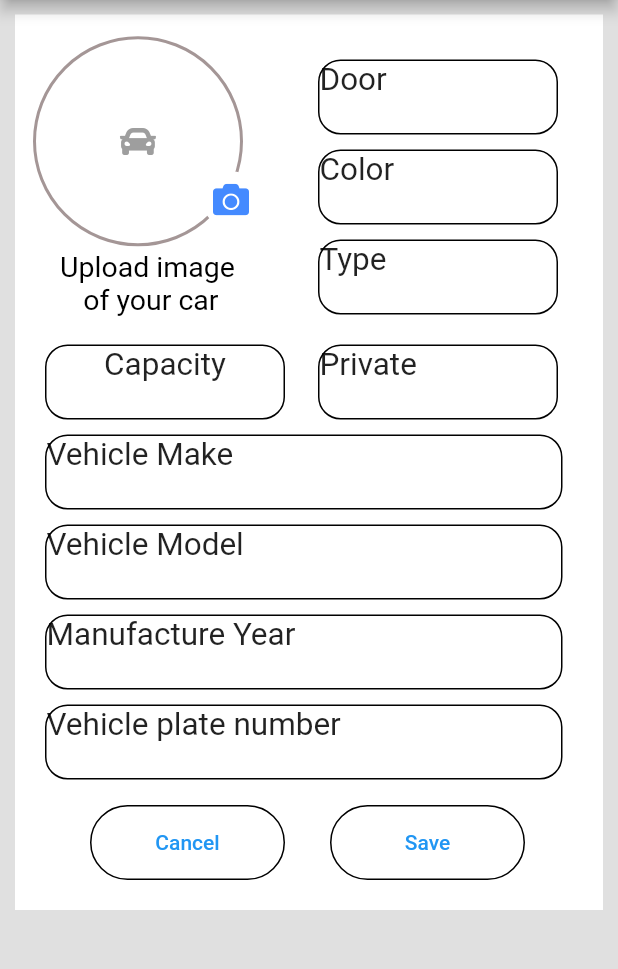
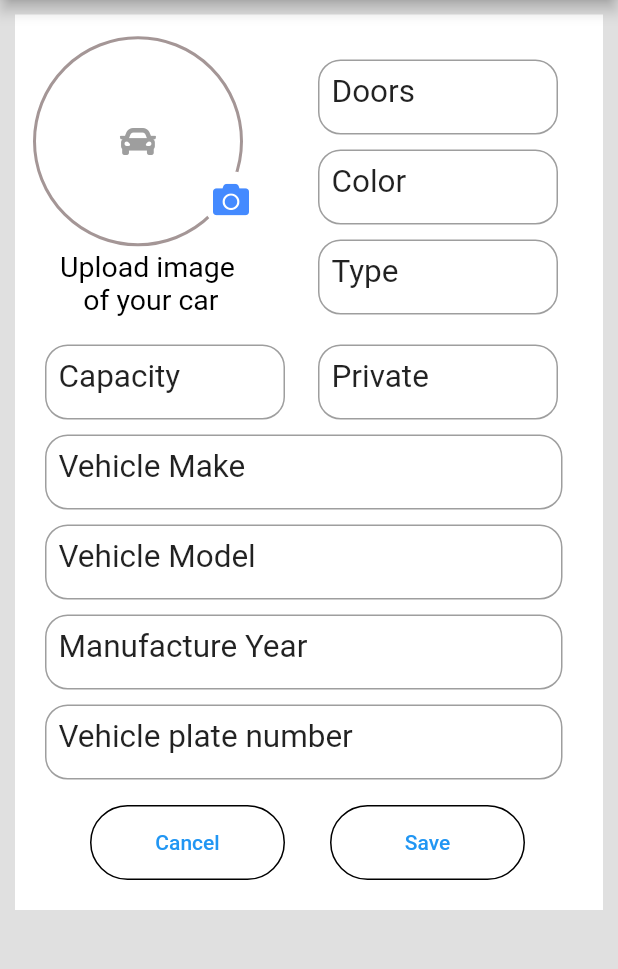
Before and after one commit to kest-cloud/DriversSettingsFLut, a Flutter app: the screen it shows after launch, on a phone screen of 412 x 824 dp, the part 206-1175 px from its top. Run offline on Flutter 3.47's test engine with Material 2 defaults, Android fonts, the phone set to English and light mode, and no system bars; our stand-ins replace bloc, flutter_bloc, font_awesome_flutter, image_picker.

Commit message:
doen with designs o

```diff
--- a/lib/UI/widgets/stackGen.dart
+++ b/lib/UI/widgets/stackGen.dart
@@ -2,8 +2,10 @@
 
 import 'package:flutter/material.dart';
 import 'package:flutter/rendering.dart';
+import 'package:flutter_bloc/flutter_bloc.dart';
 import 'package:font_awesome_flutter/font_awesome_flutter.dart';
 import 'package:settings/UI/widgets/widgetChoice.dart';
+import 'package:settings/cubit/settings_cubit.dart';
 import 'package:settings/functions/functions.dart';
 import 'package:settings/functions/showDialog.dart';
 
@@ -19,6 +21,7 @@ class _StackClassState extends State<StackClass> {
 
   @override
   Widget build(BuildContext context) {
+    return BlocBuilder<SettingsCubit, SettingsState>(builder: (context, state) {
       return Padding(
         padding: const EdgeInsets.fromLTRB(0, 0, 0, 70),
         child: Container(
@@ -46,7 +49,7 @@ class _StackClassState extends State<StackClass> {
                       ),
                       shape: BoxShape.circle,
                     ),
-                  child: decideImageView(), //image,
+                    child: decideImageView(),
                   ),
                 ),
               ),
@@ -112,7 +115,10 @@ class _StackClassState extends State<StackClass> {
                     onTap: () {
                       showDoorDialog(context);
                     },
-                  child: decideDoorView()),
+                    child: Padding(
+                      padding: const EdgeInsets.all(8.0),
+                      child: decideDoorView(),
+                    )),
               ),
               StackPosRight(
                 right: 30,
@@ -121,9 +127,12 @@ class _StackClassState extends State<StackClass> {
                   onTap: () {
                     showColorDialog(context);
                   },
-                child: const Text(
+                  child: const Padding(
+                    padding: EdgeInsets.all(8.0),
+                    child: Text(
                       "Color",
                       style: TextStyle(fontSize: 21),
+                    ),
                   ),
                 ),
               ),
@@ -134,9 +143,12 @@ class _StackClassState extends State<StackClass> {
                   onTap: () {
                     showTypeDialog(context);
                   },
+                  child: const Padding(
+                    padding: const EdgeInsets.all(8.0),
                     child: const Text(
                       "Type",
                       style: TextStyle(fontSize: 21),
+                    ),
                   ),
                 ),
               ),
@@ -151,7 +163,7 @@ class _StackClassState extends State<StackClass> {
                         decoration: BoxDecoration(
                           color: Colors.white,
                           border: Border.all(
-                          color: Colors.black,
+                            color: Colors.grey,
                             width: 1,
                           ),
                           borderRadius: BorderRadius.circular(
@@ -162,10 +174,12 @@ class _StackClassState extends State<StackClass> {
                           onTap: () {
                             showCapacityDialog(context);
                           },
+                          child: const Padding(
+                            padding: const EdgeInsets.all(8.0),
                             child: const Text(
                               "Capacity",
                               style: TextStyle(fontSize: 21),
-                          textAlign: TextAlign.center,
+                            ),
                           ),
                         ),
                       ),
@@ -176,7 +190,7 @@ class _StackClassState extends State<StackClass> {
                         decoration: BoxDecoration(
                           color: Colors.white,
                           border: Border.all(
-                          color: Colors.black,
+                            color: Colors.grey,
                             width: 1,
                           ),
                           borderRadius: BorderRadius.circular(
@@ -187,9 +201,12 @@ class _StackClassState extends State<StackClass> {
                           onTap: () {
                             showModeDialog(context);
                           },
+                          child: const Padding(
+                            padding: const EdgeInsets.all(8.0),
                             child: const Text(
                               "Private",
                               style: TextStyle(fontSize: 21),
+                            ),
                           ),
                         ),
                       ),
@@ -204,10 +221,12 @@ class _StackClassState extends State<StackClass> {
                   onTap: () {
                     showVehMakeDialog(context);
                   },
+                  child: const Padding(
+                      padding: const EdgeInsets.all(8.0),
                       child: const Text(
                         "Vehicle Make",
                         style: TextStyle(fontSize: 21),
-                ),
+                      )),
                 ),
               ),
               StackPos(
@@ -219,10 +238,13 @@ class _StackClassState extends State<StackClass> {
                     onTap: () {
                       showVehModelDialog(context);
                     },
+                    child: const Padding(
+                      padding: const EdgeInsets.all(8.0),
                       child: const Text(
                         "Vehicle Model",
                         style: TextStyle(fontSize: 21),
                         textAlign: TextAlign.left,
+                      ),
                     ),
                   )),
               StackPos(
@@ -234,9 +256,12 @@ class _StackClassState extends State<StackClass> {
                     onTap: () {
                       showMFYDialog(context);
                     },
+                    child: const Padding(
+                      padding: const EdgeInsets.all(8.0),
                       child: const Text(
                         "Manufacture Year",
                         style: TextStyle(fontSize: 21),
+                      ),
                     ),
                   )),
               StackPos(
@@ -248,9 +273,12 @@ class _StackClassState extends State<StackClass> {
                     onTap: () {
                       showVehPlateNumDialog(context);
                     },
+                    child: const Padding(
+                      padding: const EdgeInsets.all(8.0),
                       child: const Text(
                         "Vehicle plate number",
                         style: TextStyle(fontSize: 21),
+                      ),
                     ),
                   )),
               Positioned(
@@ -292,7 +320,13 @@ class _StackClassState extends State<StackClass> {
                         ),
                         child: Center(
                           child: TextButton(
-                            onPressed: () {}, child: const Text("Save")),
+                              onPressed: () {
+                                //    getDriverProf();
+                              },
+                              child: const Text(
+                                "Save",
+                                style: TextStyle(color: Colors.blue),
+                              )),
                         ),
                       ),
                     ],
@@ -302,6 +336,7 @@ class _StackClassState extends State<StackClass> {
           ),
         ),
       );
+    });
   }
 }
 
@@ -328,7 +363,7 @@ class StackPosRight extends StatelessWidget {
           decoration: BoxDecoration(
             color: Colors.white,
             border: Border.all(
-              color: Colors.black,
+              color: Colors.grey,
               width: 1,
             ),
             borderRadius: BorderRadius.circular(
@@ -367,7 +402,7 @@ class StackPos extends StatelessWidget {
           decoration: BoxDecoration(
             color: Colors.white,
             border: Border.all(
-              color: Colors.black,
+              color: Colors.grey,
               width: 1,
             ),
             borderRadius: BorderRadius.circular(
--- a/lib/UI/widgets/widgetChoice.dart
+++ b/lib/UI/widgets/widgetChoice.dart
@@ -14,13 +14,13 @@ Widget decideImageView() {
 
 Widget decideDoorView() {
   if (door == 2) {
-    return const Text("Door 2", style: TextStyle(fontSize: 21));
+    return const Text("Doors           2", style: TextStyle(fontSize: 21));
   } else if (door == 3) {
-    return const Text("Door 3", style: TextStyle(fontSize: 21));
-  } else if (door == 3) {
-    return const Text("Door 4", style: TextStyle(fontSize: 21));
+    return const Text("Doors           3", style: TextStyle(fontSize: 21));
+  } else if (door == 4) {
+    return const Text("Doors           4", style: TextStyle(fontSize: 21));
   } else {
-    return const Text("Door", style: TextStyle(fontSize: 21));
+    return const Text("Doors", style: TextStyle(fontSize: 21));
   }
 }
 //Widget decideDoorView() {}
--- a/lib/cubit/settings_cubit.dart
+++ b/lib/cubit/settings_cubit.dart
@@ -46,7 +46,7 @@ class SettingsCubit extends Cubit<SettingsState> {
           private: controllerPrivate.text);
 
       var res = await settingsApi.sendDriverProf(settings);
-      print("CreatePostRes: $res");
+      //print("CreatePostRes: $res");
       emit(MessageState('Post Created Succesfully'));
     } on Exception catch (error) {
       emit(ErrorState(error));
--- a/lib/functions/functions.dart
+++ b/lib/functions/functions.dart
@@ -1,5 +1,7 @@
 import 'package:flutter/material.dart';
 import 'package:image_picker/image_picker.dart';
+
+
 
 dynamic picture;
 dynamic imageFile;
```
Also changed, not shown: lib/functions/showDialog.dart (+56 -51 lines). Lines whose indentation alone changed are shown as unchanged.
